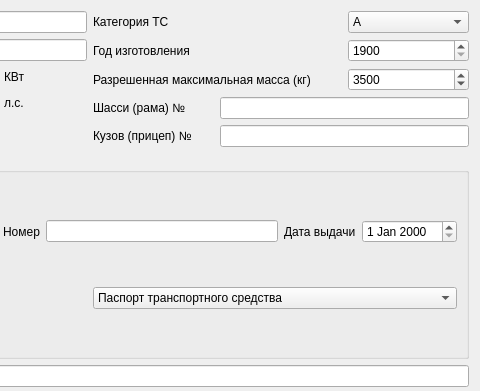
Qt form osagotsblank.ui (ruslanfirefly/CalcKaskoAsko) before a commit; both pictures show x 300 to 780 and y 0 to 391 of the 780 by 522 pixel window.
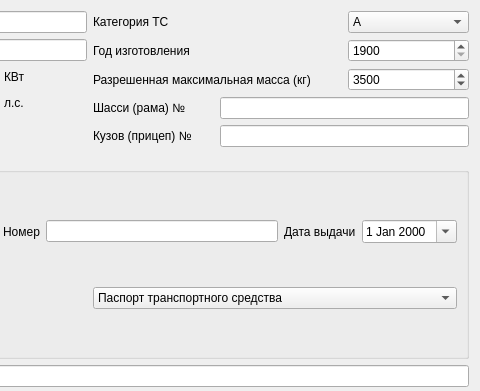
The same form after that commit.

Patch:
```diff
--- a/osagotsblank.ui
+++ b/osagotsblank.ui
@@ -287,7 +287,11 @@
                  </widget>
                 </item>
                 <item>
-                 <widget class="QDateEdit" name="documentDateEdit"/>
+                 <widget class="QDateEdit" name="documentDateEdit">
+                  <property name="calendarPopup">
+                   <bool>true</bool>
+                  </property>
+                 </widget>
                 </item>
                </layout>
               </item>
```
